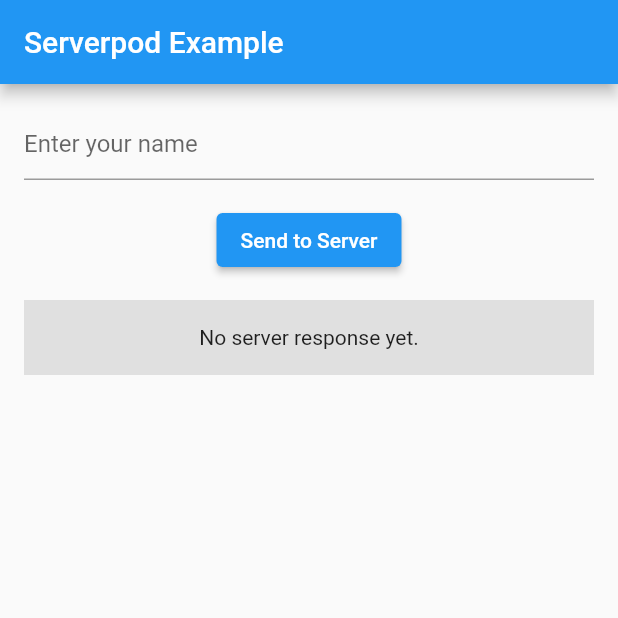
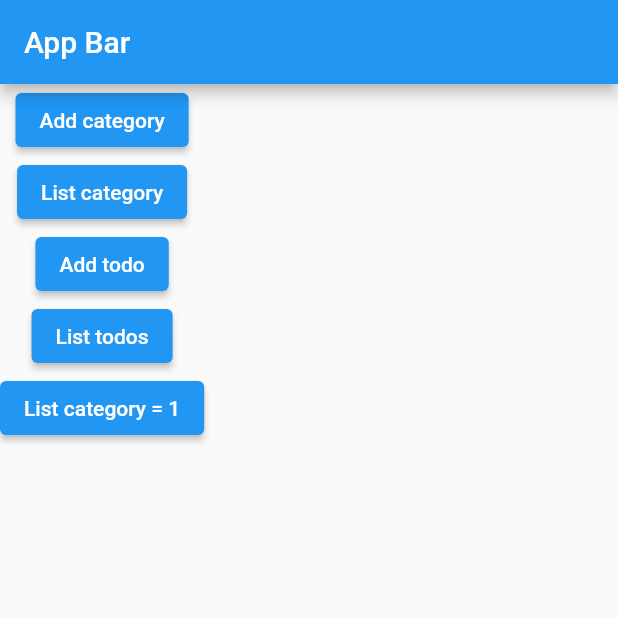
Before and after one commit to anoochit/flutter_serverpod_one, a Flutter app: the screen it shows after launch, on a phone screen of 412 x 824 dp, the top half of it. Run offline on Flutter 3.47's test engine with Material 2 defaults, Android fonts, the phone set to English and light mode, and no system bars; missing offline and left inert: serverpod, serverpod_auth_client, serverpod_auth_server, serverpod_client, serverpod_flutter.

Commit message:
update endpoint and protocol

```diff
--- a/onepod_client/lib/src/protocol/category.dart
+++ b/onepod_client/lib/src/protocol/category.dart
@@ -26,7 +26,7 @@
       title:
           serializationManager.deserialize<String>(jsonSerialization['title']),
       todos: serializationManager
-          .deserialize<List<_i2.Category>?>(jsonSerialization['todos']),
+          .deserialize<List<_i2.Todo>?>(jsonSerialization['todos']),
       created_at: serializationManager
           .deserialize<DateTime>(jsonSerialization['created_at']),
     );
@@ -39,7 +39,7 @@
 
   String title;
 
-  List<_i2.Category>? todos;
+  List<_i2.Todo>? todos;
 
   DateTime created_at;
 
--- a/onepod_client/lib/src/protocol/client.dart
+++ b/onepod_client/lib/src/protocol/client.dart
@@ -8,9 +8,11 @@
 // ignore_for_file: no_leading_underscores_for_library_prefixes
 import 'package:serverpod_client/serverpod_client.dart' as _i1;
 import 'dart:async' as _i2;
-import 'package:serverpod_auth_client/module.dart' as _i3;
-import 'dart:io' as _i4;
-import 'protocol.dart' as _i5;
+import 'package:onepod_client/src/protocol/category.dart' as _i3;
+import 'package:onepod_client/src/protocol/todo.dart' as _i4;
+import 'package:serverpod_auth_client/module.dart' as _i5;
+import 'dart:io' as _i6;
+import 'protocol.dart' as _i7;
 
 class _EndpointCategory extends _i1.EndpointRef {
   _EndpointCategory(_i1.EndpointCaller caller) : super(caller);
@@ -22,6 +24,27 @@
         'category',
         'hello',
         {'name': name},
+      );
+
+  _i2.Future<List<_i3.Category>> getCategories() =>
+      caller.callServerEndpoint<List<_i3.Category>>(
+        'category',
+        'getCategories',
+        {},
+      );
+
+  _i2.Future<void> addCategory(_i3.Category category) =>
+      caller.callServerEndpoint<void>(
+        'category',
+        'addCategory',
+        {'category': category},
+      );
+
+  _i2.Future<_i3.Category?> getCategoryById(int id) =>
+      caller.callServerEndpoint<_i3.Category?>(
+        'category',
+        'getCategoryById',
+        {'id': id},
       );
 }
 
@@ -49,24 +72,37 @@
         'hello',
         {'name': name},
       );
+
+  _i2.Future<List<_i4.Todo>> getTodos() =>
+      caller.callServerEndpoint<List<_i4.Todo>>(
+        'todo',
+        'getTodos',
+        {},
+      );
+
+  _i2.Future<void> addTodo(_i4.Todo todo) => caller.callServerEndpoint<void>(
+        'todo',
+        'addTodo',
+        {'todo': todo},
+      );
 }
 
 class _Modules {
   _Modules(Client client) {
-    auth = _i3.Caller(client);
+    auth = _i5.Caller(client);
   }
 
-  late final _i3.Caller auth;
+  late final _i5.Caller auth;
 }
 
 class Client extends _i1.ServerpodClient {
   Client(
     String host, {
-    _i4.SecurityContext? context,
+    _i6.SecurityContext? context,
     _i1.AuthenticationKeyManager? authenticationKeyManager,
   }) : super(
           host,
-          _i5.Protocol(),
+          _i7.Protocol(),
           context: context,
           authenticationKeyManager: authenticationKeyManager,
         ) {
--- a/onepod_client/lib/src/protocol/protocol.dart
+++ b/onepod_client/lib/src/protocol/protocol.dart
@@ -12,7 +12,9 @@
 import 'example.dart' as _i3;
 import 'todo.dart' as _i4;
 import 'protocol.dart' as _i5;
-import 'package:serverpod_auth_client/module.dart' as _i6;
+import 'package:onepod_client/src/protocol/category.dart' as _i6;
+import 'package:onepod_client/src/protocol/todo.dart' as _i7;
+import 'package:serverpod_auth_client/module.dart' as _i8;
 export 'category.dart';
 export 'example.dart';
 export 'todo.dart';
@@ -54,13 +56,21 @@
     if (t == _i1.getType<_i4.Todo?>()) {
       return (data != null ? _i4.Todo.fromJson(data, this) : null) as T;
     }
-    if (t == _i1.getType<List<_i5.Category>?>()) {
+    if (t == _i1.getType<List<_i5.Todo>?>()) {
       return (data != null
-          ? (data as List).map((e) => deserialize<_i5.Category>(e)).toList()
+          ? (data as List).map((e) => deserialize<_i5.Todo>(e)).toList()
           : null) as dynamic;
     }
+    if (t == List<_i6.Category>) {
+      return (data as List).map((e) => deserialize<_i6.Category>(e)).toList()
+          as dynamic;
+    }
+    if (t == List<_i7.Todo>) {
+      return (data as List).map((e) => deserialize<_i7.Todo>(e)).toList()
+          as dynamic;
+    }
     try {
-      return _i6.Protocol().deserialize<T>(data, t);
+      return _i8.Protocol().deserialize<T>(data, t);
     } catch (_) {}
     return super.deserialize<T>(data, t);
   }
@@ -68,7 +78,7 @@
   @override
   String? getClassNameForObject(Object data) {
     String? className;
-    className = _i6.Protocol().getClassNameForObject(data);
+    className = _i8.Protocol().getClassNameForObject(data);
     if (className != null) {
       return 'serverpod_auth.$className';
     }
@@ -88,7 +98,7 @@
   dynamic deserializeByClassName(Map<String, dynamic> data) {
     if (data['className'].startsWith('serverpod_auth.')) {
       data['className'] = data['className'].substring(15);
-      return _i6.Protocol().deserializeByClassName(data);
+      return _i8.Protocol().deserializeByClassName(data);
     }
     if (data['className'] == 'Category') {
       return deserialize<_i2.Category>(data['data']);
--- /dev/null
+++ b/onepod_flutter/lib/home.dart
@@ -0,0 +1,78 @@
+import 'dart:developer';
+
+import 'package:flutter/material.dart';
+import 'package:onepod_client/onepod_client.dart';
+import 'package:onepod_flutter/main.dart';
+
+class HomePage extends StatelessWidget {
+  const HomePage({super.key});
+
+  @override
+  Widget build(BuildContext context) {
+    return Scaffold(
+      appBar: AppBar(
+        title: const Text("App Bar"),
+      ),
+      body: Container(
+        child: Column(
+          children: [
+            ElevatedButton(
+              onPressed: () {
+                client.category.addCategory(
+                    Category(title: "Important", created_at: DateTime.now()));
+              },
+              child: const Text("Add category"),
+            ),
+            ElevatedButton(
+              onPressed: () {
+                client.category.getCategories().then((value) {
+                  value.forEach((element) {
+                    log('category => ${element.id} ${element.title}');
+                  });
+                });
+              },
+              child: const Text("List category"),
+            ),
+            ElevatedButton(
+              onPressed: () {
+                client.todo.addTodo(
+                  Todo(
+                    title: 'Hi Task 1',
+                    is_complete: false,
+                    categoryId: 1,
+                    created_at: DateTime.now(),
+                  ),
+                );
+              },
+              child: const Text("Add todo"),
+            ),
+            ElevatedButton(
+              onPressed: () {
+                client.todo.getTodos().then((value) {
+                  value.forEach((element) {
+                    log('todo => ${element.id}, ${element.title}, ${element.categoryId}');
+                  });
+                });
+              },
+              child: const Text("List todos"),
+            ),
+            ElevatedButton(
+              onPressed: () {
+                client.category.getCategoryById(1).then((value) {
+                  log('category => ${value!.id}, ${value.title}');
+                  List<Todo>? todos = value.todos;
+                  if (todos != null) {
+                    todos.forEach((element) {
+                      log('todo => ${element.id}, ${element.title}');
+                    });
+                  }
+                });
+              },
+              child: const Text("List category = 1"),
+            ),
+          ],
+        ),
+      ),
+    );
+  }
+}
--- a/onepod_flutter/lib/main.dart
+++ b/onepod_flutter/lib/main.dart
@@ -1,13 +1,15 @@
 import 'package:onepod_client/onepod_client.dart';
 import 'package:flutter/material.dart';
 import 'package:serverpod_flutter/serverpod_flutter.dart';
+
+import 'home.dart';
 
 // Sets up a singleton client object that can be used to talk to the server from
 // anywhere in our app. The client is generated from your server code.
 // The client is set up to connect to a Serverpod running on a local server on
 // the default port. You will need to modify this to connect to staging or
 // production servers.
-var client = Client('http://localhost:8080/')
+var client = Client('http://10.0.2.2:8080/')
   ..connectivityMonitor = FlutterConnectivityMonitor();
 
 void main() {
@@ -24,113 +26,7 @@
       theme: ThemeData(
         primarySwatch: Colors.blue,
       ),
-      home: const MyHomePage(title: 'Serverpod Example'),
+      home: HomePage(),
     );
   }
 }
-
-class MyHomePage extends StatefulWidget {
-  const MyHomePage({Key? key, required this.title}) : super(key: key);
-
-  final String title;
-
-  @override
-  MyHomePageState createState() => MyHomePageState();
-}
-
-class MyHomePageState extends State<MyHomePage> {
-  // These fields hold the last result or error message that we've received from
-  // the server or null if no result exists yet.
-  String? _resultMessage;
-  String? _errorMessage;
-
-  final _textEditingController = TextEditingController();
-
-  // Calls the `hello` method of the `example` endpoint. Will set either the
-  // `_resultMessage` or `_errorMessage` field, depending on if the call
-  // is successful.
-  void _callHello() async {
-    try {
-      final result = await client.example.hello(_textEditingController.text);
-      setState(() {
-        _resultMessage = result;
-      });
-    } catch (e) {
-      setState(() {
-        _errorMessage = '$e';
-      });
-    }
-  }
-
-  @override
-  Widget build(BuildContext context) {
-    return Scaffold(
-      appBar: AppBar(
-        title: Text(widget.title),
-      ),
-      body: Padding(
-        padding: const EdgeInsets.all(16),
-        child: Column(
-          children: [
-            Padding(
-              padding: const EdgeInsets.only(bottom: 16.0),
-              child: TextField(
-                controller: _textEditingController,
-                decoration: const InputDecoration(
-                  hintText: 'Enter your name',
-                ),
-              ),
-            ),
-            Padding(
-              padding: const EdgeInsets.only(bottom: 16.0),
-              child: ElevatedButton(
-                onPressed: _callHello,
-                child: const Text('Send to Server'),
-              ),
-            ),
-            _ResultDisplay(
-              resultMessage: _resultMessage,
-              errorMessage: _errorMessage,
-            ),
-          ],
-        ),
-      ),
-    );
-  }
-}
-
-// _ResultDisplays shows the result of the call. Either the returned result from
-// the `example.hello` endpoint method or an error message.
-class _ResultDisplay extends StatelessWidget {
-  final String? resultMessage;
-  final String? errorMessage;
-
-  const _ResultDisplay({
-    this.resultMessage,
-    this.errorMessage,
-  });
-
-  @override
-  Widget build(BuildContext context) {
-    String text;
-    Color backgroundColor;
-    if (errorMessage != null) {
-      backgroundColor = Colors.red[300]!;
-      text = errorMessage!;
-    } else if (resultMessage != null) {
-      backgroundColor = Colors.green[300]!;
-      text = resultMessage!;
-    } else {
-      backgroundColor = Colors.grey[300]!;
-      text = 'No server response yet.';
-    }
-
-    return Container(
-      height: 50,
-      color: backgroundColor,
-      child: Center(
-        child: Text(text),
-      ),
-    );
-  }
-}
--- a/onepod_server/lib/src/endpoints/category_endpoint.dart
+++ b/onepod_server/lib/src/endpoints/category_endpoint.dart
@@ -1,4 +1,6 @@
 import 'package:serverpod/serverpod.dart';
+
+import '../generated/protocol.dart';
 
 // This is an example endpoint of your server. It's best practice to use the
 // `Endpoint` ending of the class name, but it will be removed when accessing
@@ -18,4 +20,22 @@
   Future<String> hello(Session session, String name) async {
     return 'Hello $name';
   }
+
+  Future<List<Category>> getCategories(Session session) async {
+    return await Category.find(session);
+  }
+
+  Future<void> addCategory(Session session, Category category) async {
+    return await Category.insert(session, category);
+  }
+
+  Future<Category?> getCategoryById(Session session, int id) async {
+    var category = await Category.findById(session, id);
+    var todos = await Todo.find(
+      session,
+      where: (t) => t.categoryId.equals(category!.id),
+    );
+    category!.todos = todos;
+    return category;
+  }
 }
--- a/onepod_server/lib/src/endpoints/todo_endpoint.dart
+++ b/onepod_server/lib/src/endpoints/todo_endpoint.dart
@@ -1,4 +1,6 @@
 import 'package:serverpod/serverpod.dart';
+
+import '../generated/protocol.dart';
 
 // This is an example endpoint of your server. It's best practice to use the
 // `Endpoint` ending of the class name, but it will be removed when accessing
@@ -18,4 +20,12 @@
   Future<String> hello(Session session, String name) async {
     return 'Hello $name';
   }
+
+  Future<List<Todo>> getTodos(Session session) async {
+    return await Todo.find(session);
+  }
+
+  Future<void> addTodo(Session session, Todo todo) async {
+    return await Todo.insert(session, todo);
+  }
 }
--- a/onepod_server/lib/src/protocol/category.yaml
+++ b/onepod_server/lib/src/protocol/category.yaml
@@ -10,7 +10,7 @@
 # for null safety. Eg. `List<int>?` or `List<MyOtherClass?>`.
 fields:
   title: String
-  todos: List<Category>?, api
+  todos: List<Todo>?, api
   created_at: DateTime
 indexes:
   category_title_idx:
```
Also changed, not shown: onepod_flutter/pubspec.yaml (+4 -4 lines), onepod_flutter/pubspec.lock, onepod_server/generated/protocol.yaml, onepod_server/lib/src/generated/category.dart, onepod_server/lib/src/generated/endpoints.dart, onepod_server/lib/src/generated/protocol.dart, 2 other files.
